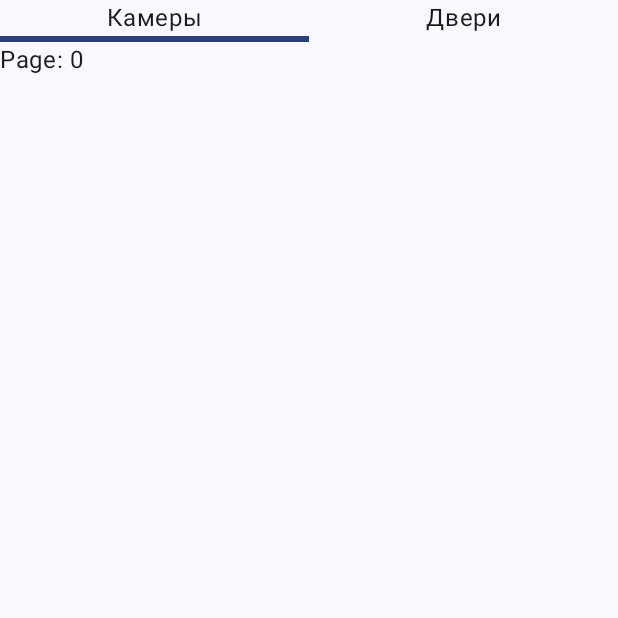
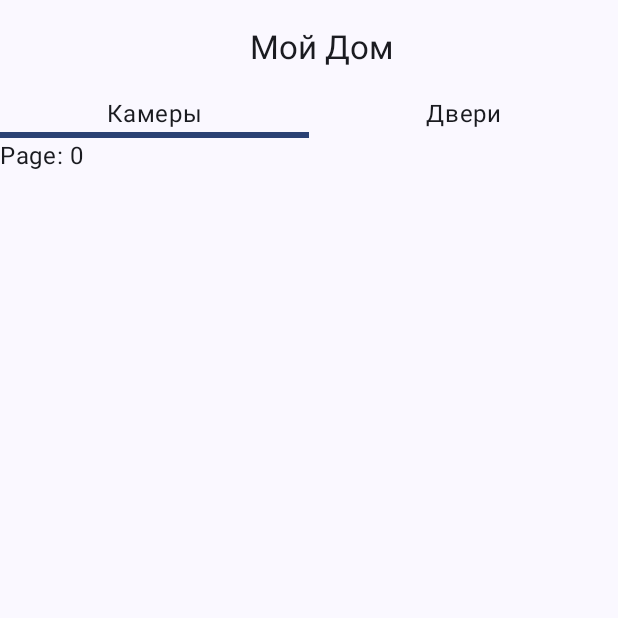
Before and after one commit to EinTheFrog/RickMastersTest, an Android app built with Jetpack Compose: the screen it shows after launch (MainActivity), on a phone screen of 412 x 824 dp, the top half of it. Run offline under Robolectric (Android 15) with nearby library versions, the phone set to English and light mode, and no system bars.

Commit message:
Add top bar

```diff
--- a/app/src/main/java/com/example/rickmasterstest/ui/screens/MainScreen.kt
+++ b/app/src/main/java/com/example/rickmasterstest/ui/screens/MainScreen.kt
@@ -6,27 +6,38 @@ import androidx.compose.foundation.layout.Column
 import androidx.compose.foundation.layout.Row
 import androidx.compose.foundation.layout.fillMaxSize
 import androidx.compose.foundation.layout.fillMaxWidth
+import androidx.compose.foundation.layout.padding
 import androidx.compose.foundation.pager.HorizontalPager
 import androidx.compose.foundation.pager.PagerState
 import androidx.compose.foundation.pager.rememberPagerState
 import androidx.compose.material3.Divider
+import androidx.compose.material3.ExperimentalMaterial3Api
 import androidx.compose.material3.MaterialTheme
+import androidx.compose.material3.Scaffold
 import androidx.compose.material3.Text
+import androidx.compose.material3.TopAppBar
 import androidx.compose.runtime.Composable
 import androidx.compose.ui.Alignment
 import androidx.compose.ui.Modifier
 import androidx.compose.ui.res.stringResource
+import androidx.compose.ui.text.style.TextAlign
 import androidx.compose.ui.tooling.preview.Preview
 import androidx.compose.ui.unit.dp
 import com.example.rickmasterstest.R
 import com.example.rickmasterstest.ui.theme.RickMastersTestTheme
 
-@OptIn(ExperimentalFoundationApi::class)
+@OptIn(ExperimentalFoundationApi::class, ExperimentalMaterial3Api::class)
 @Composable
 fun MainScreen(modifier: Modifier = Modifier, name: String) {
     val pagerState = rememberPagerState(pageCount = { 2 })
 
-    Column(Modifier.fillMaxSize()) {
+    Scaffold(
+        topBar = { TopBar(stringResource(id = R.string.my_house)) }
+    ) { paddingValues ->
+        Column(
+            Modifier
+                .fillMaxSize()
+                .padding(paddingValues)) {
             HorizontalPagerBar(modifier = Modifier.fillMaxWidth(), state = pagerState)
             HorizontalPager(state = pagerState) { page ->
                 // Our page content
@@ -36,6 +47,15 @@ fun MainScreen(modifier: Modifier = Modifier, name: String) {
                 )
             }
         }
+    }
+}
+
+@OptIn(ExperimentalMaterial3Api::class)
+@Composable
+fun TopBar(title: String) {
+    TopAppBar(title = {
+        Text(modifier = Modifier.fillMaxWidth(), text = title, textAlign = TextAlign.Center)
+    })
 }
 
 @OptIn(ExperimentalFoundationApi::class)
--- a/app/src/main/res/values/strings.xml
+++ b/app/src/main/res/values/strings.xml
@@ -2,6 +2,7 @@
     <string name="app_name">RickMastersTest</string>
 
     // Main Screen
+    <string name="my_house">Мой Дом</string>
     <string name="cameras">Камеры</string>
     <string name="doors">Двери</string>
 </resources>
```
Also changed, not shown: 1 other file. Lines whose indentation alone changed are shown as unchanged.
